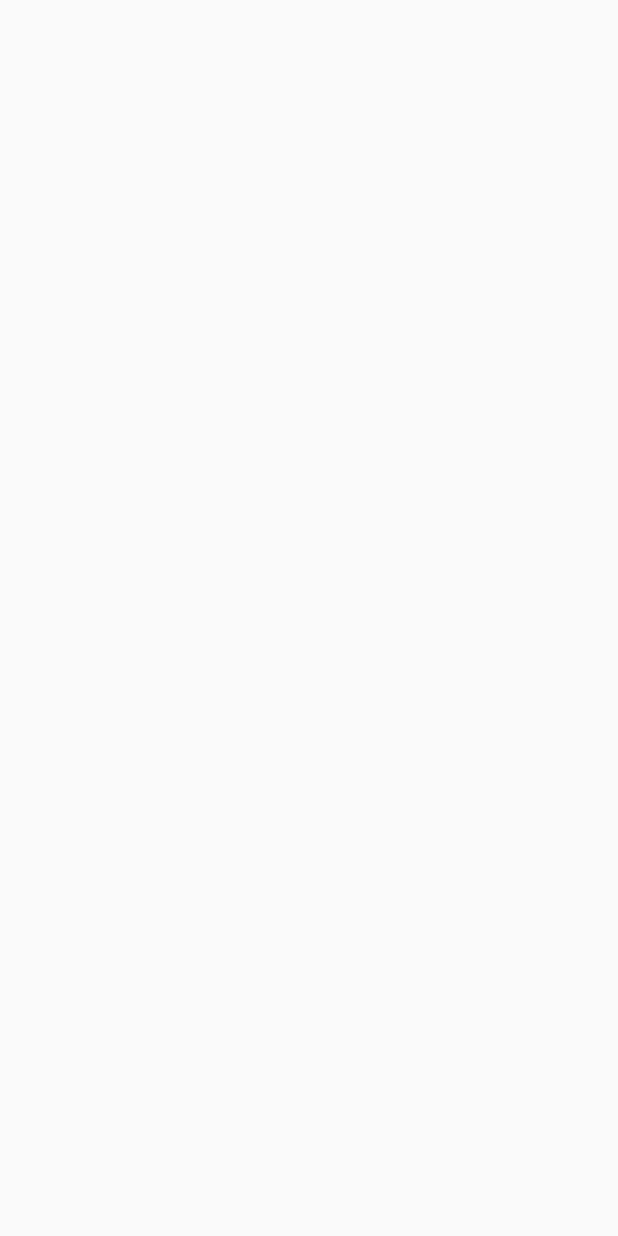
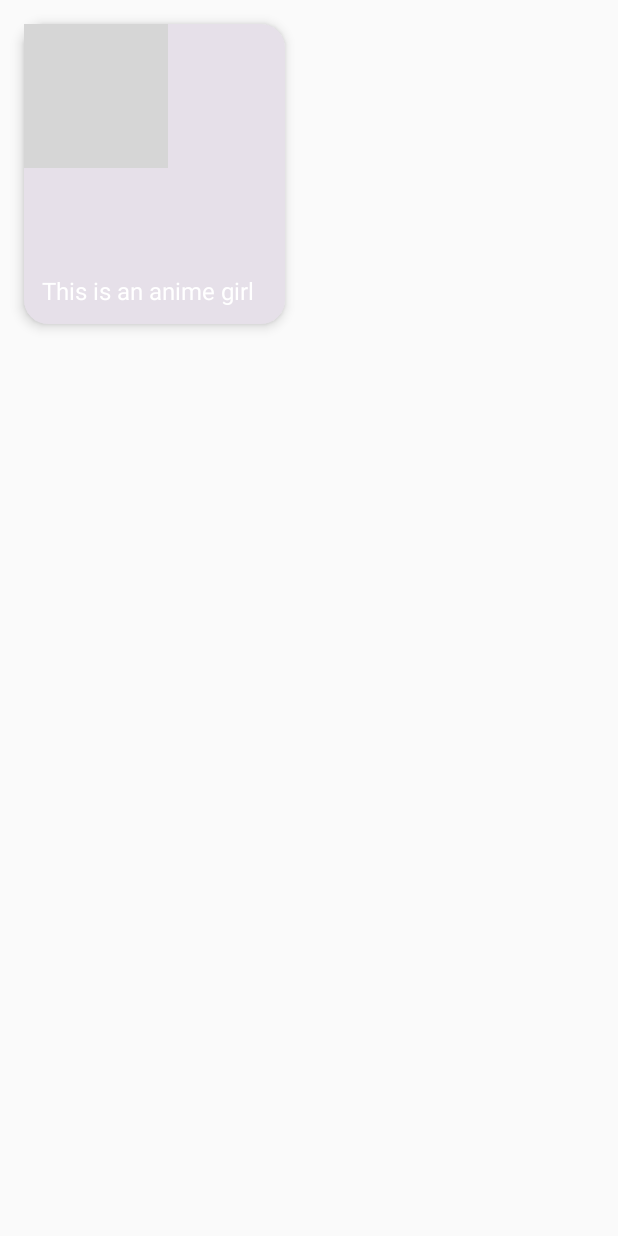
Before and after one commit to dev-satyamthakur/ComposeElements, an Android app built with Jetpack Compose: the screen it shows after launch (MainActivity), on a phone screen of 412 x 824 dp. Before the commit the screen is empty. Run offline under Robolectric (Android 15) with nearby library versions, the phone set to English and light mode, and no system bars; grey boxes are pictures that could not be loaded.

Commit message:
Adding ImageCard composable

```diff
--- a/app/build.gradle.kts
+++ b/app/build.gradle.kts
@@ -5,7 +5,7 @@ plugins {
 
 android {
     namespace = "com.satyamthakur.learning.composeelements"
-    compileSdk = 33
+    compileSdk = 34
 
     defaultConfig {
         applicationId = "com.satyamthakur.learning.composeelements"
--- a/app/src/main/java/com/satyamthakur/learning/composeelements/MainActivity.kt
+++ b/app/src/main/java/com/satyamthakur/learning/composeelements/MainActivity.kt
@@ -3,20 +3,73 @@ package com.satyamthakur.learning.composeelements
 import android.os.Bundle
 import androidx.activity.ComponentActivity
 import androidx.activity.compose.setContent
+import androidx.compose.foundation.Image
+import androidx.compose.foundation.layout.Box
 import androidx.compose.foundation.layout.fillMaxSize
-import androidx.compose.material3.MaterialTheme
-import androidx.compose.material3.Surface
+import androidx.compose.foundation.layout.fillMaxWidth
+import androidx.compose.foundation.layout.height
+import androidx.compose.foundation.layout.padding
+import androidx.compose.foundation.shape.RoundedCornerShape
+import androidx.compose.material3.Card
+import androidx.compose.material3.CardDefaults
 import androidx.compose.material3.Text
 import androidx.compose.runtime.Composable
+import androidx.compose.ui.Alignment
 import androidx.compose.ui.Modifier
-import androidx.compose.ui.tooling.preview.Preview
-import com.satyamthakur.learning.composeelements.ui.theme.ComposeElementsTheme
+import androidx.compose.ui.graphics.Color
+import androidx.compose.ui.graphics.painter.Painter
+import androidx.compose.ui.layout.ContentScale
+import androidx.compose.ui.res.painterResource
+import androidx.compose.ui.text.TextStyle
+import androidx.compose.ui.unit.dp
+import androidx.compose.ui.unit.sp
 
 class MainActivity : ComponentActivity() {
     override fun onCreate(savedInstanceState: Bundle?) {
         super.onCreate(savedInstanceState)
         setContent {
-
+            Box(
+                modifier = Modifier
+                    .fillMaxWidth(0.5f)
+                    .padding(16.dp)
+            ) {
+                val painter = painterResource(R.drawable.animegirl)
+                val description = "An anime girl"
+                val title = "This is an anime girl"
+                ImageCard(painter, title, description)
+            }
         }
     }
 }
+
+@Composable
+fun ImageCard(
+    painter: Painter,
+    title: String,
+    contentDescription: String,
+    modifier: Modifier = Modifier
+) {
+    Card(
+        modifier = modifier.fillMaxWidth(),
+        shape = RoundedCornerShape(16.dp),
+        elevation = CardDefaults.cardElevation(defaultElevation = 5.dp)
+    ) {
+        Box(
+            modifier = Modifier.height(200.dp)
+        ) {
+            Image(
+                painter = painter,
+                contentDescription = contentDescription,
+                contentScale = ContentScale.Crop
+            )
+            Box(
+                modifier = Modifier
+                    .fillMaxSize()
+                    .padding(12.dp),
+                contentAlignment = Alignment.BottomStart
+            ) {
+                Text(text = title, style = TextStyle(color = Color.White, fontSize = 16.sp))
+            }
+        }
+    }
+}
```
